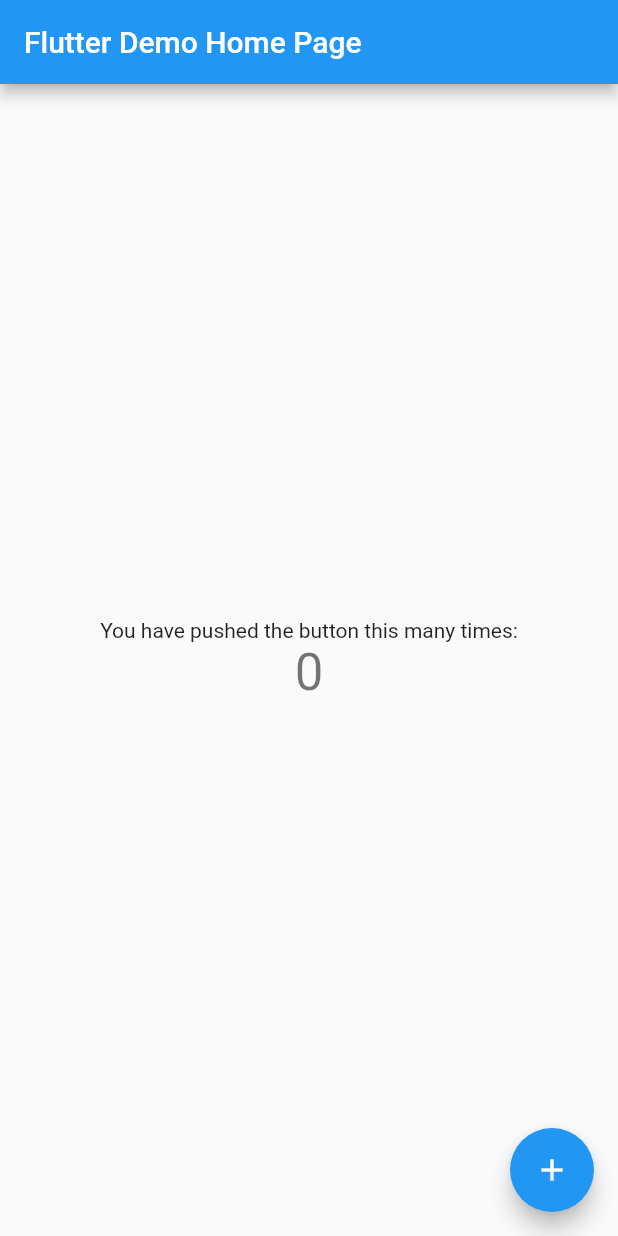
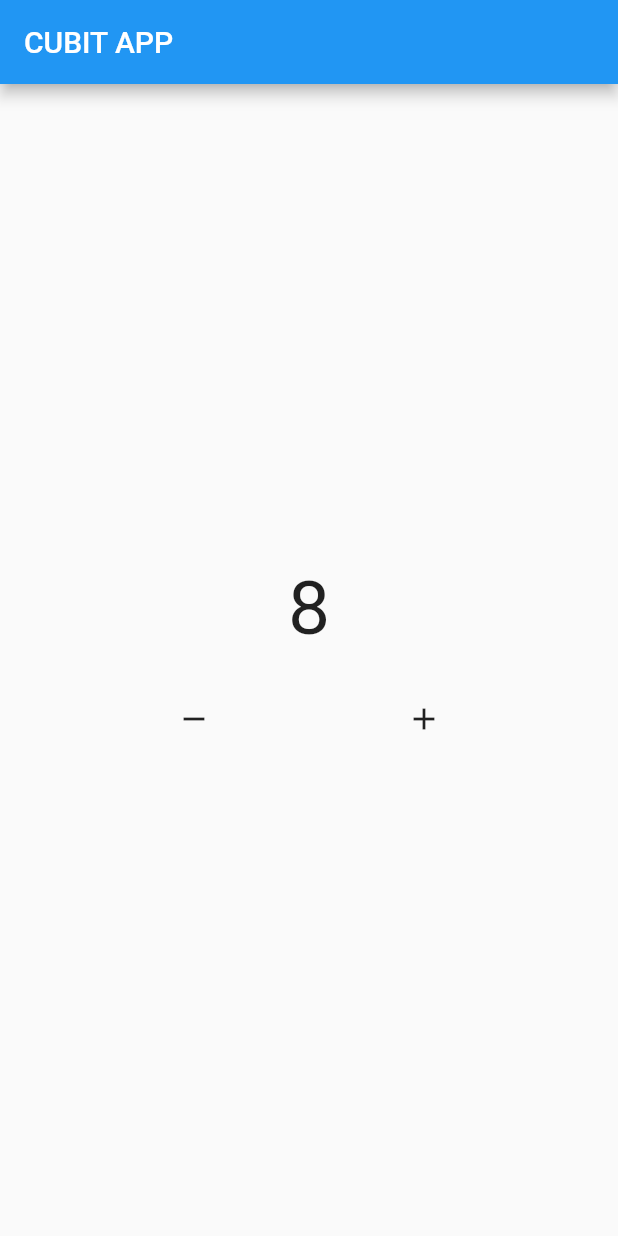
Before and after one commit to jource08/flutter_kuldii_02_state_management_bloc_cubit_basic, a Flutter app: the screen it shows after launch, on a phone screen of 412 x 824 dp. Run offline on Flutter 3.47's test engine with Material 2 defaults, Android fonts, the light colour scheme and no system bars; our stand-ins replace bloc.

Commit message:
furhter init

```diff
--- a/lib/main.dart
+++ b/lib/main.dart
@@ -1,3 +1,4 @@
+import 'package:bloc/bloc.dart';
 import 'package:flutter/material.dart';
 
 void main() {
@@ -7,109 +8,65 @@
 class MyApp extends StatelessWidget {
   const MyApp({Key? key}) : super(key: key);
 
-  // This widget is the root of your application.
   @override
   Widget build(BuildContext context) {
-    return MaterialApp(
-      title: 'Flutter Demo',
-      theme: ThemeData(
-        // This is the theme of your application.
-        //
-        // Try running your application with "flutter run". You'll see the
-        // application has a blue toolbar. Then, without quitting the app, try
-        // changing the primarySwatch below to Colors.green and then invoke
-        // "hot reload" (press "r" in the console where you ran "flutter run",
-        // or simply save your changes to "hot reload" in a Flutter IDE).
-        // Notice that the counter didn't reset back to zero; the application
-        // is not restarted.
-        primarySwatch: Colors.blue,
-      ),
-      home: const MyHomePage(title: 'Flutter Demo Home Page'),
-    );
+    return MaterialApp(home: HomePage());
   }
 }
 
-class MyHomePage extends StatefulWidget {
-  const MyHomePage({Key? key, required this.title}) : super(key: key);
+class CounterCubit extends Cubit<int> {
+  CounterCubit({this.startNum = 0}) : super(startNum); // default starting value
 
-  // This widget is the home page of your application. It is stateful, meaning
-  // that it has a State object (defined below) that contains fields that affect
-  // how it looks.
+  int startNum;
 
-  // This class is the configuration for the state. It holds the values (in this
-  // case the title) provided by the parent (in this case the App widget) and
-  // used by the build method of the State. Fields in a Widget subclass are
-  // always marked "final".
+  void tambahData() {
+    emit(state + 1);
+  }
 
-  final String title;
-
-  @override
-  State<MyHomePage> createState() => _MyHomePageState();
+  void kurang() {
+    emit(state - 1);
+  }
 }
 
-class _MyHomePageState extends State<MyHomePage> {
-  int _counter = 0;
-
-  void _incrementCounter() {
-    setState(() {
-      // This call to setState tells the Flutter framework that something has
-      // changed in this State, which causes it to rerun the build method below
-      // so that the display can reflect the updated values. If we changed
-      // _counter without calling setState(), then the build method would not be
-      // called again, and so nothing would appear to happen.
-      _counter++;
-    });
-  }
+class HomePage extends StatelessWidget {
+  CounterCubit myCounter = CounterCubit(startNum: 8);
 
   @override
   Widget build(BuildContext context) {
-    // This method is rerun every time setState is called, for instance as done
-    // by the _incrementCounter method above.
-    //
-    // The Flutter framework has been optimized to make rerunning build methods
-    // fast, so that you can just rebuild anything that needs updating rather
-    // than having to individually change instances of widgets.
     return Scaffold(
-      appBar: AppBar(
-        // Here we take the value from the MyHomePage object that was created by
-        // the App.build method, and use it to set our appbar title.
-        title: Text(widget.title),
-      ),
-      body: Center(
-        // Center is a layout widget. It takes a single child and positions it
-        // in the middle of the parent.
-        child: Column(
-          // Column is also a layout widget. It takes a list of children and
-          // arranges them vertically. By default, it sizes itself to fit its
-          // children horizontally, and tries to be as tall as its parent.
-          //
-          // Invoke "debug painting" (press "p" in the console, choose the
-          // "Toggle Debug Paint" action from the Flutter Inspector in Android
-          // Studio, or the "Toggle Debug Paint" command in Visual Studio Code)
-          // to see the wireframe for each widget.
-          //
-          // Column has various properties to control how it sizes itself and
-          // how it positions its children. Here we use mainAxisAlignment to
-          // center the children vertically; the main axis here is the vertical
-          // axis because Columns are vertical (the cross axis would be
-          // horizontal).
+        appBar: AppBar(
+          title: const Text("CUBIT APP"),
+        ),
+        body: Column(
           mainAxisAlignment: MainAxisAlignment.center,
-          children: <Widget>[
-            const Text(
-              'You have pushed the button this many times:',
+          children: [
+            StreamBuilder(
+              initialData: myCounter.startNum,
+              stream: myCounter.stream,
+              builder: (BuildContext context, AsyncSnapshot snapshot) {
+                return Center(
+                  child: Text("${snapshot.data}",
+                      style: const TextStyle(fontSize: 50)),
+                );
+              },
             ),
-            Text(
-              '$_counter',
-              style: Theme.of(context).textTheme.headline4,
-            ),
+            const SizedBox(height: 20),
+            Row(
+              mainAxisAlignment: MainAxisAlignment.spaceEvenly,
+              children: [
+                IconButton(
+                    onPressed: () {
+                      myCounter.kurang();
+                    },
+                    icon: const Icon(Icons.remove)),
+                IconButton(
+                    onPressed: () {
+                      myCounter.tambahData();
+                    },
+                    icon: const Icon(Icons.add)),
+              ],
+            )
           ],
-        ),
-      ),
-      floatingActionButton: FloatingActionButton(
-        onPressed: _incrementCounter,
-        tooltip: 'Increment',
-        child: const Icon(Icons.add),
-      ), // This trailing comma makes auto-formatting nicer for build methods.
-    );
+        ));
   }
 }
--- a/pubspec.yaml
+++ b/pubspec.yaml
@@ -34,6 +34,8 @@
   # The following adds the Cupertino Icons font to your application.
   # Use with the CupertinoIcons class for iOS style icons.
   cupertino_icons: ^1.0.2
+  bloc: ^8.1.0
+  flutter_bloc: ^8.1.1
 
 dev_dependencies:
   flutter_test:
```
Also changed, not shown: pubspec.lock.
